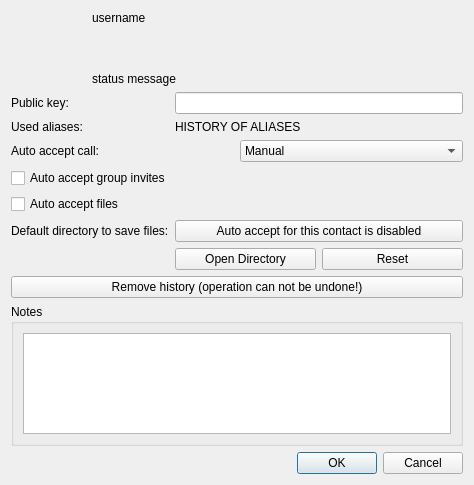
The window that src/widget/about/aboutfriendform.ui (sphaerophoria/qTox) describes before a commit, drawn with Qt 5.
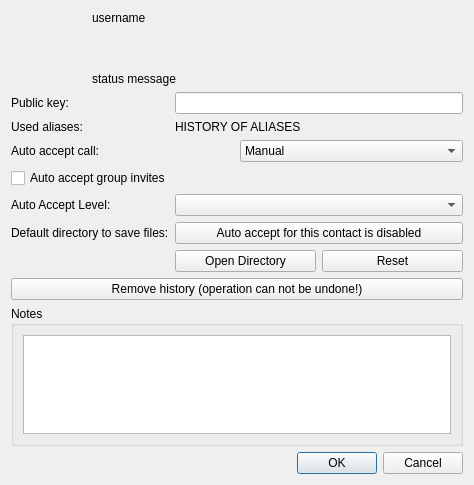
The same window after the commit. Icons and pictures are not drawn.

```diff
--- a/src/widget/about/aboutfriendform.ui
+++ b/src/widget/about/aboutfriendform.ui
@@ -204,24 +204,24 @@
        </property>
       </widget>
      </item>
-     <item row="5" column="0" colspan="2">
-      <widget class="QCheckBox" name="autoacceptfile">
-       <property name="accessibleDescription">
-        <string>Automatically accept files from contact if set</string>
-       </property>
+     <item row="7" column="0">
+      <widget class="QLabel" name="label_3">
        <property name="text">
-        <string>Auto accept files</string>
+        <string>Auto Accept Level:</string>
        </property>
       </widget>
      </item>
-     <item row="9" column="0">
+     <item row="7" column="1">
+      <widget class="QComboBox" name="autoAcceptLevel"/>
+     </item>
+     <item row="8" column="0">
       <widget class="QLabel" name="label">
        <property name="text">
         <string>Default directory to save files:</string>
        </property>
       </widget>
      </item>
-     <item row="9" column="1">
+     <item row="8" column="1">
       <widget class="QPushButton" name="selectSaveDir">
        <property name="sizePolicy">
         <sizepolicy hsizetype="Ignored" vsizetype="Fixed">
@@ -234,7 +234,7 @@
        </property>
       </widget>
      </item>
-     <item row="10" column="1">
+     <item row="9" column="1">
       <layout class="QHBoxLayout" name="horizontalLayout_3">
        <item>
         <widget class="QPushButton" name="openDir">
```
